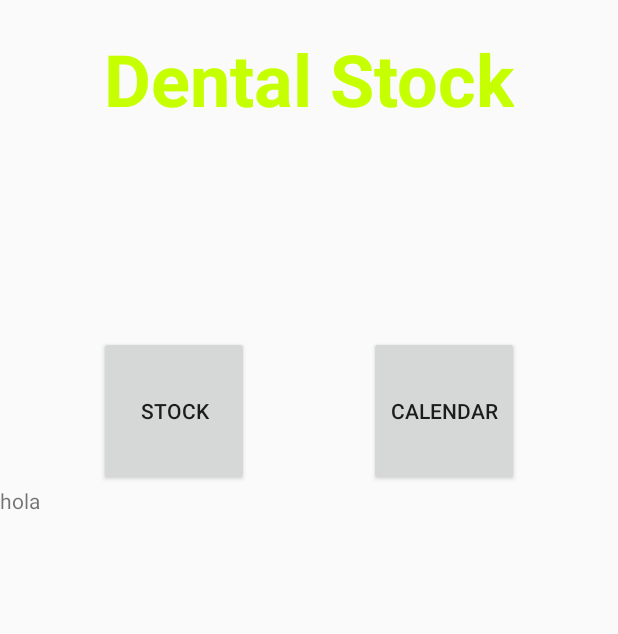
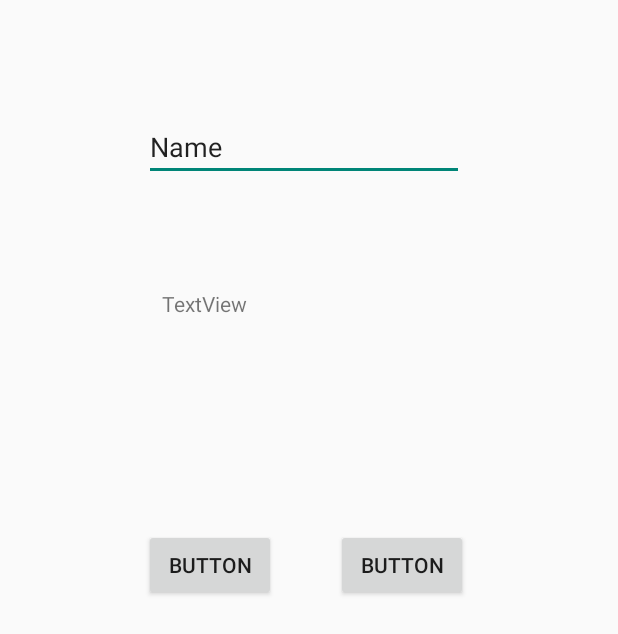
Before and after one commit to JFranCL/DentalStock, an Android app: the screen it shows after launch (MainActivity), on a phone screen of 412 x 824 dp. Shown: the top 634 px of the screen. Run offline under Robolectric (Android 15) with nearby library versions, the phone set to English and light mode, and no system bars.

```diff
--- a/DentalStock/app/src/main/res/layout/activity_main.xml
+++ b/DentalStock/app/src/main/res/layout/activity_main.xml
@@ -6,6 +6,10 @@
     android:layout_height="match_parent"
     tools:context=".MainActivity">
 
+
+
+
+<!--
     <fragment
         android:id="@+id/fragment"
         android:name="androidx.navigation.fragment.NavHostFragment"
@@ -15,4 +19,51 @@
         app:layout_constraintStart_toStartOf="parent"
         app:layout_constraintTop_toTopOf="parent"
         app:navGraph="@navigation/nav_graph" />
+
+        -->
+
+    <TextView
+        android:id="@+id/textView"
+        android:layout_width="190dp"
+        android:layout_height="32dp"
+        android:layout_marginStart="108dp"
+        android:layout_marginLeft="108dp"
+        android:layout_marginTop="72dp"
+        android:text="TextView"
+        app:layout_constraintStart_toStartOf="parent"
+        app:layout_constraintTop_toBottomOf="@+id/editTextTextPersonName" />
+
+    <EditText
+        android:id="@+id/editTextTextPersonName"
+        android:layout_width="wrap_content"
+        android:layout_height="wrap_content"
+        android:layout_marginStart="96dp"
+        android:layout_marginLeft="96dp"
+        android:layout_marginTop="75dp"
+        android:ems="10"
+        android:inputType="textPersonName"
+        android:text="Name"
+        app:layout_constraintStart_toStartOf="parent"
+        app:layout_constraintTop_toTopOf="parent" />
+
+    <Button
+        android:id="@+id/button"
+        android:layout_width="wrap_content"
+        android:layout_height="wrap_content"
+        android:layout_marginStart="96dp"
+        android:layout_marginLeft="96dp"
+        android:layout_marginTop="128dp"
+        android:text="Button"
+        app:layout_constraintStart_toStartOf="parent"
+        app:layout_constraintTop_toBottomOf="@+id/textView" />
+
+    <Button
+        android:id="@+id/button2"
+        android:layout_width="wrap_content"
+        android:layout_height="wrap_content"
+        android:layout_marginStart="40dp"
+        android:layout_marginLeft="40dp"
+        android:text="Button"
+        app:layout_constraintBottom_toBottomOf="@+id/button"
+        app:layout_constraintStart_toEndOf="@+id/button" />
 </androidx.constraintlayout.widget.ConstraintLayout>
```
Also changed, not shown: DentalStock/app/src/main/java/Data/DbHelper.kt (added, +87 -0 lines), DentalStock/app/src/main/java/Data/Tables.kt (added, +28 -0 lines), DentalStock/app/src/main/res/values/strings.xml (+9 -2 lines).
